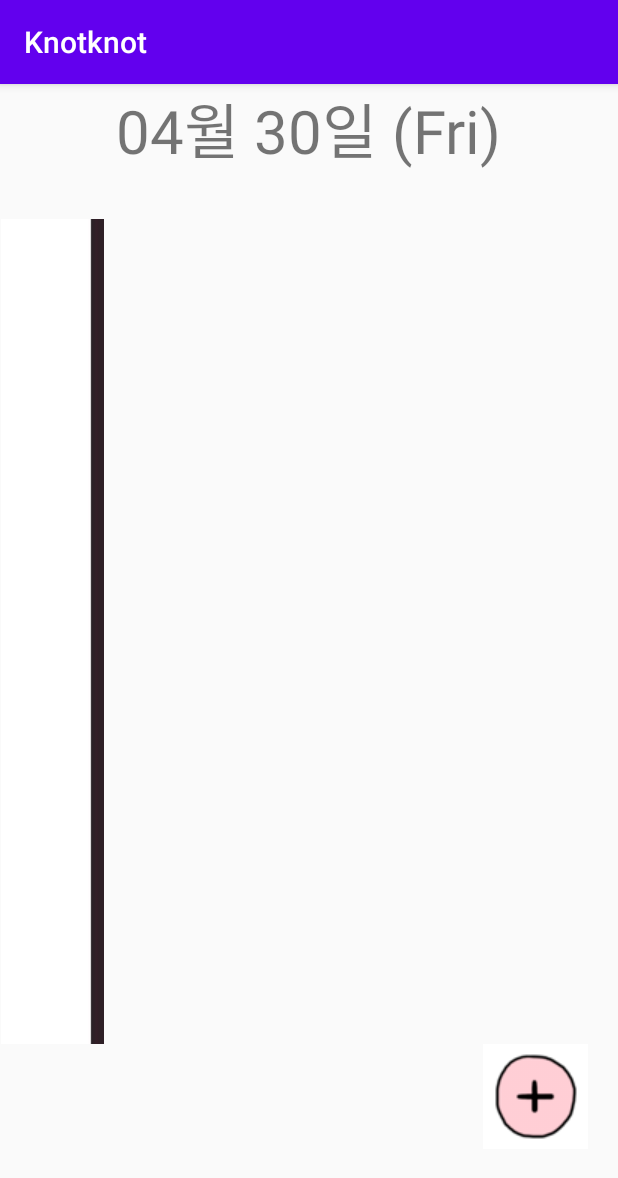
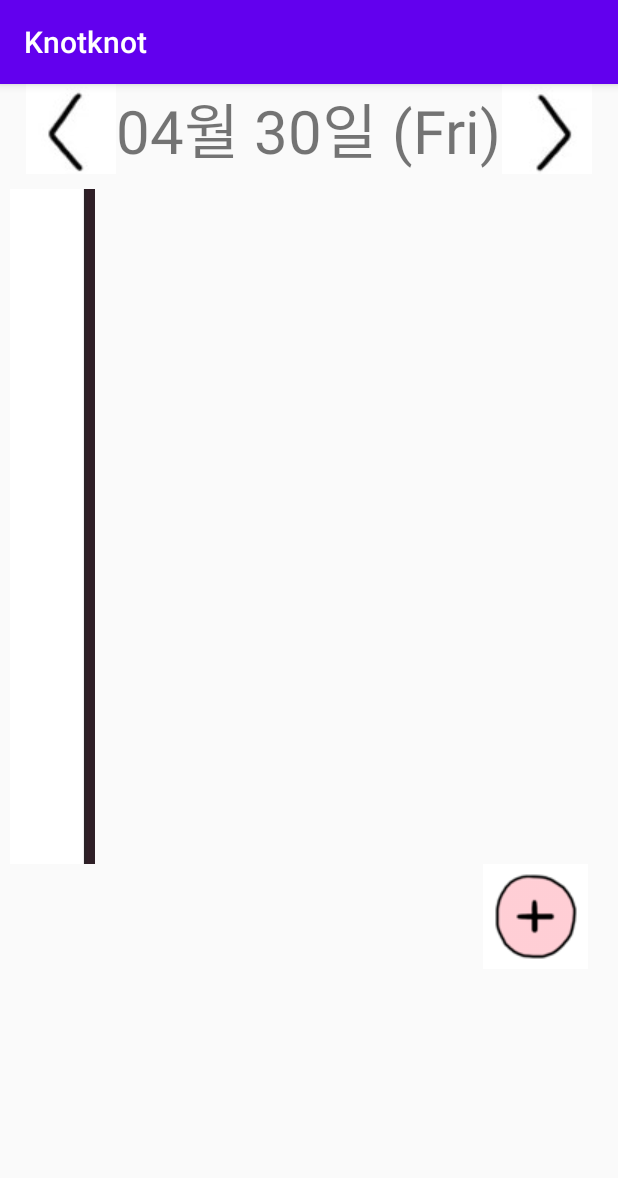
Before and after one commit to knot-knot/knotknot, an Android app: the DiaryActivity screen opened directly, with no data from a screen before it, on a phone screen of 412 x 824 dp. Shown: the top 1178 px of the screen. Run offline under Robolectric (Android 15) with nearby library versions, the phone set to English and light mode, and no system bars.

Commit message:
main에서 로그인 클릭->diary에서 +클릭->write

```diff
--- a/app/src/main/java/com/cau/knotknot/DiaryActivity.java
+++ b/app/src/main/java/com/cau/knotknot/DiaryActivity.java
@@ -2,7 +2,11 @@ package com.cau.knotknot;
 
 import androidx.appcompat.app.AppCompatActivity;
 
+import android.content.Intent;
 import android.os.Bundle;
+import android.view.View;
+import android.widget.Button;
+import android.widget.ImageButton;
 import android.widget.TextView;
 
 import java.text.SimpleDateFormat;
@@ -14,6 +18,7 @@ public class DiaryActivity extends AppCompatActivity {
     long mNow;
     Date mDate;
     SimpleDateFormat mFormat = new SimpleDateFormat("MM월 dd일 (E)");
+    ImageButton add;
 
     private String getTime(){
         mNow = System.currentTimeMillis();
@@ -26,8 +31,17 @@ public class DiaryActivity extends AppCompatActivity {
         super.onCreate(savedInstanceState);
         setContentView(R.layout.activity_diary);
 
+        add = (ImageButton)findViewById(R.id.diary_add);
+        date = (TextView)findViewById(R.id.date);
+        date.setText(getTime());//수정할것!-->캘린더 선택한 날짜로 바꿔야함
 
-        date = findViewById(R.id.date);
-        date.setText(getTime());//캘린더 선택한 날짜로 바꿔야함
+        add.setOnClickListener(new View.OnClickListener() {
+            @Override
+            public void onClick(View view) {
+                    Intent intent = new Intent(getApplicationContext(),WriteActivity.class);
+                    startActivity(intent);
+
+            }
+        });
     }
 }
--- a/app/src/main/res/layout/activity_diary.xml
+++ b/app/src/main/res/layout/activity_diary.xml
@@ -10,18 +10,16 @@
         android:layout_width="match_parent"
         android:layout_height="wrap_content"
         android:orientation="horizontal"
-        android:gravity="center">
+        android:gravity="center"
+        android:layout_marginBottom="10dp">
 
         <ImageButton
-            android:layout_width="70dp"
-            android:layout_height="70dp"
+            android:layout_width="60dp"
+            android:layout_height="60dp"
             android:layout_gravity="left"
-            android:src="@drawable/back"
+            android:src="@drawable/back5"
             android:background="#ffffff"
             />
-        <ImageView
-            android:layout_width="80dp"
-            android:layout_height="match_parent"/>
 
         <TextView
             android:layout_width="wrap_content"
@@ -30,33 +28,30 @@
             android:text="date"
             android:id="@+id/date"
             android:textSize="40dp" />
-        <ImageView
-            android:layout_width="80dp"
-            android:layout_height="match_parent"/>
         <ImageButton
-            android:layout_width="70dp"
-            android:layout_height="70dp"
-            android:src="@drawable/next"
+            android:layout_width="60dp"
+            android:layout_height="60dp"
+            android:background="#ffffff"
+            android:src="@drawable/next5"
             android:layout_gravity="right"
-            android:background="#ffffff"/>
+            />
     </LinearLayout>
 
     <LinearLayout
         android:layout_width="match_parent"
         android:layout_height="wrap_content"
         android:orientation="horizontal"
-        android:gravity="center"
-        android:layout_marginTop="20dp">
+        android:gravity="center">
 
         <ImageView
             android:layout_width="70dp"
-            android:layout_height="550dp"
+            android:layout_height="450dp"
             android:src="@drawable/diary_bar"
             android:layout_gravity="left"/>
 
         <ListView
             android:layout_width="wrap_content"
-            android:layout_height="550dp"
+            android:layout_height="450dp"
             android:id="@+id/diary_list"
             android:layout_gravity="top"/>
 
@@ -68,6 +63,7 @@
         android:background="#ffffff"
         android:src="@drawable/add"
         android:layout_marginRight="20dp"
-        android:layout_gravity="right"/>
+        android:layout_gravity="right"
+        android:id="@+id/diary_add"/>
 
 </LinearLayout>
```
Also changed, not shown: app/src/main/AndroidManifest.xml (+5 -5 lines), app/src/main/java/com/cau/knotknot/MainActivity.java (+44 -0 lines), app/src/main/res/layout/activity_main.xml (+9 -5 lines), app/src/main/res/drawable/back5.jpg (added), app/src/main/res/drawable/next5.jpg (added).
